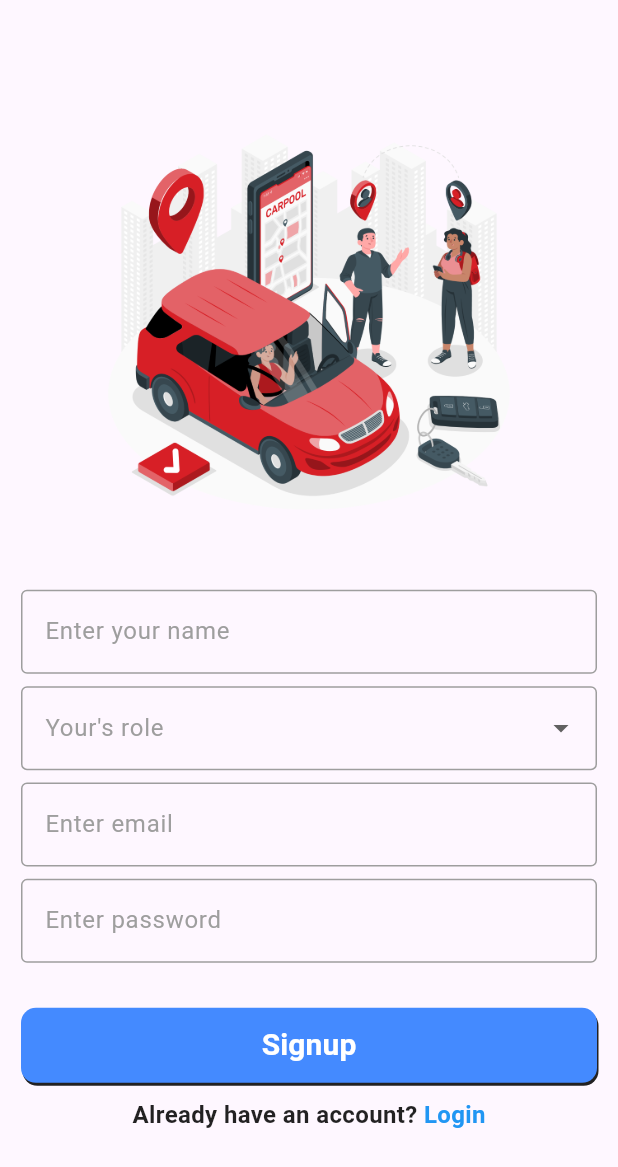
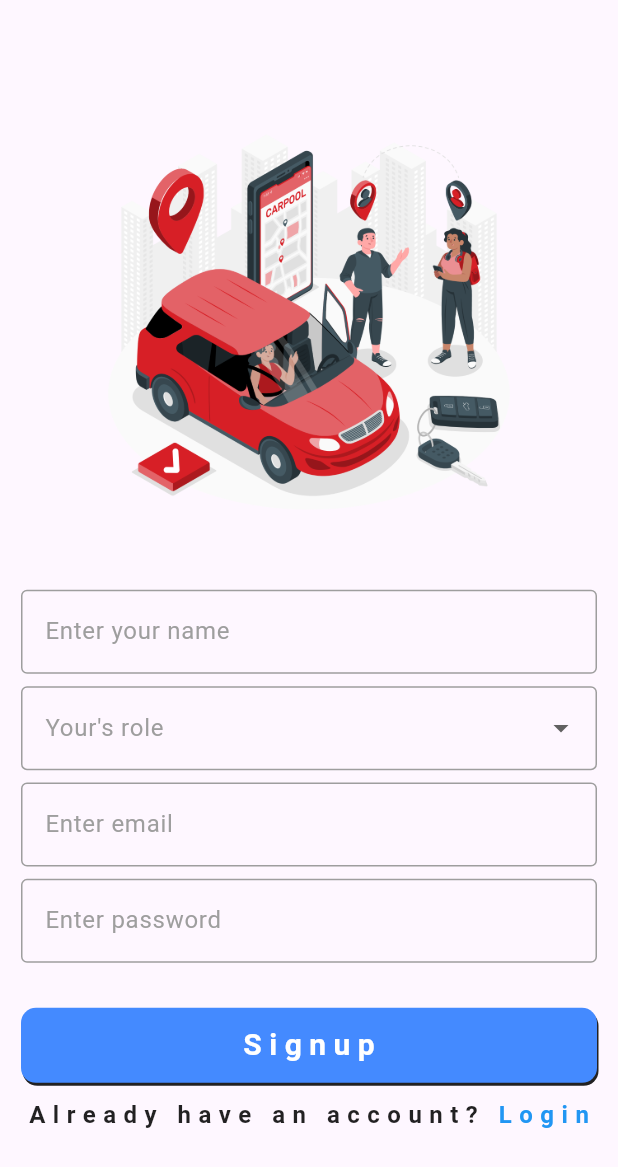
Before and after one commit to Tanjid470/ichiban_auto, a Flutter app: the screen it shows after launch, on a phone screen of 412 x 824 dp. Shown: the top 1167 px of the screen. Run offline on Flutter 3.47's test engine with Material 3 defaults, Android fonts, the phone set to English and light mode, and no system bars; our stand-ins replace animated_splash_screen, animated_text_kit, firebase_auth, firebase_core, flutter_smart_dialog, get and 1 more; missing offline and left inert: gsheets; accounts and stored records are empty.

Commit message:
customSizeAppBar with letterSpacing: 5

```diff
--- a/lib/const/app_text_style.dart
+++ b/lib/const/app_text_style.dart
@@ -1,4 +1,4 @@
 import 'package:flutter/material.dart';
 
 TextStyle customSize(double size,Color color) =>
-    TextStyle(fontSize: size, fontWeight: FontWeight.bold,color: color);
+    TextStyle(fontSize: size, fontWeight: FontWeight.bold,color: color, letterSpacing: 5,);
```
